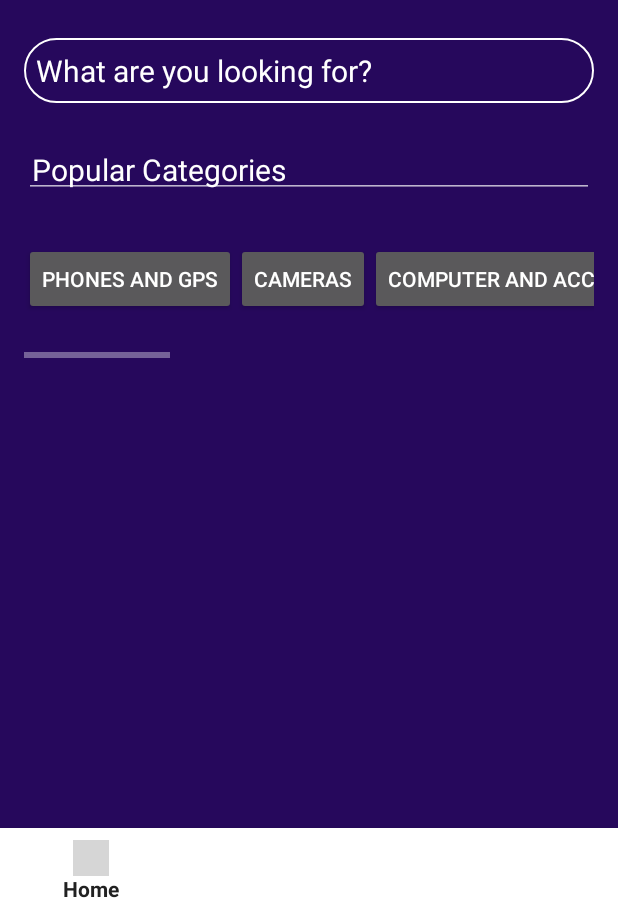
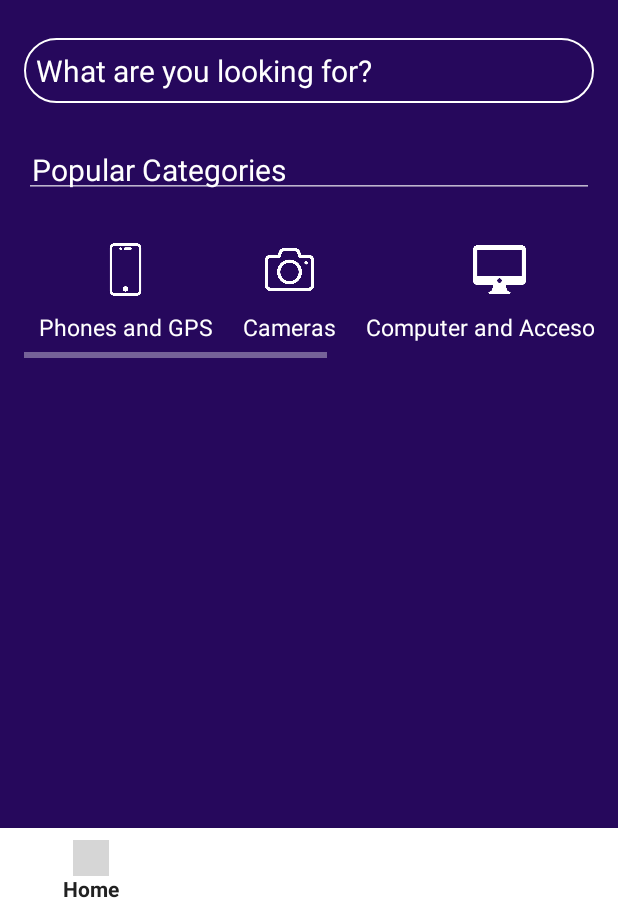
Before and after one commit to YahyaZaidi/DealSeekerApp, an Android app built with Jetpack Compose: the MainActivity screen opened directly, with no data from a screen before it, on a phone screen of 412 x 824 dp, the part 324-1236 px from its top. Run offline under Robolectric (Android 15) with nearby library versions, the phone set to English and light mode, and no system bars; grey boxes are pictures that could not be loaded.

Commit message:
commit-yahya
Removing buttons from home fragment

```diff
--- a/app/src/main/java/com/example/dealseekerapplication/Home.kt
+++ b/app/src/main/java/com/example/dealseekerapplication/Home.kt
@@ -17,6 +17,8 @@ private const val ARG_PARAM2 = "param2"
  * create an instance of this fragment.
  */
 class Home : Fragment() {
+
+
     // TODO: Rename and change types of parameters
     private var param1: String? = null
     private var param2: String? = null
--- a/app/src/main/java/com/example/dealseekerapplication/MainActivity.kt
+++ b/app/src/main/java/com/example/dealseekerapplication/MainActivity.kt
@@ -39,9 +39,8 @@ class MainActivity : AppCompatActivity() {
                 R.id.search -> replaceFragment(Search())
                 R.id.profile -> replaceFragment(Profile())
                 R.id.wishlist -> replaceFragment(Wishlist())
-                R.id.btnPhones -> {
+                R.id.btnPhones -> {replaceFragment(PhonesAndGPS())
                     // Handle button click on the Phones and GPS page
-                    replaceFragment(PhonesAndGPS())
                 }
                 else -> {
                     // Handle other menu items if needed
--- a/app/src/main/java/com/example/dealseekerapplication/PhonesAndGPS.kt
+++ b/app/src/main/java/com/example/dealseekerapplication/PhonesAndGPS.kt
@@ -16,7 +16,7 @@ private const val ARG_PARAM2 = "param2"
  * Use the [PhonesAndGPS.newInstance] factory method to
  * create an instance of this fragment.
  */
-class PhonesAndGPS : Fragment(R.layout.fragment_phones_and_g_p_s) {
+class PhonesAndGPS : Fragment() {
     // TODO: Rename and change types of parameters
     private var param1: String? = null
     private var param2: String? = null
--- a/app/src/main/res/layout/activity_main.xml
+++ b/app/src/main/res/layout/activity_main.xml
@@ -38,4 +38,6 @@
         android:layout_height="wrap_content"
         app:layout_constraintBottom_toTopOf="@+id/bottomNavigationView" />
 
+
+
 </androidx.constraintlayout.widget.ConstraintLayout>
--- a/app/src/main/res/layout/fragment_home.xml
+++ b/app/src/main/res/layout/fragment_home.xml
@@ -61,43 +61,6 @@
                     android:layout_width="wrap_content"
                     android:layout_height="wrap_content"
                     android:orientation="horizontal">
-
-                    <Button
-                        android:layout_width="match_parent"
-                        android:layout_height="wrap_content"
-                        android:id="@+id/btn_phones"
-                        android:text="Phones and GPS"
-                        android:onClick="openPhonesSegment"/>
-
-                    <Button
-                        android:id="@+id/btn_cameras"
-                        android:layout_width="wrap_content"
-                        android:layout_height="wrap_content"
-                        android:text="Cameras"
-                        android:onClick="openCamerasSegment" />
-
-                    <Button
-                        android:id="@+id/btn_computers"
-                        android:layout_width="wrap_content"
-                        android:layout_height="wrap_content"
-                        android:text="Computer and Accesories"
-                        android:onClick="openComputersSegment" />
-
-                    <Button
-                        android:id="@+id/btn_audio_video"
-                        android:layout_width="wrap_content"
-                        android:layout_height="wrap_content"
-                        android:text="Audio and Video"
-                        android:onClick="openAudioVideoSegment" />
-
-                    <Button
-                        android:id="@+id/btn_games"
-                        android:layout_width="wrap_content"
-                        android:layout_height="wrap_content"
-                        android:text="Games and consoles"
-                        android:onClick="openGamesSegment" />
-
-
 
                     <LinearLayout
                         android:layout_width="wrap_content"
--- a/build.gradle.kts
+++ b/build.gradle.kts
@@ -1,5 +1,6 @@
 // Top-level build file where you can add configuration options common to all sub-projects/modules.
 plugins {
+
 
     alias(libs.plugins.android.application) apply false
     alias(libs.plugins.jetbrains.kotlin.android) apply false
```
